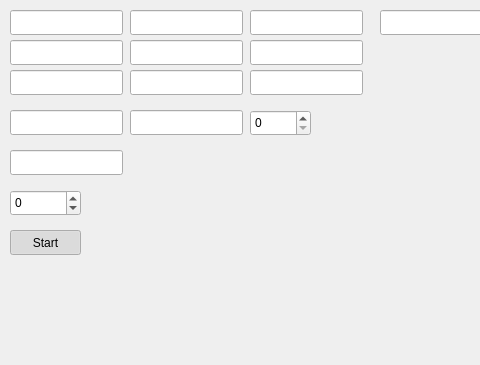
Qt form src/visuals/mainwindow.ui (mipt-mmp/kinetic-theory-of-gases) before a commit; both pictures show x 0 to 480 and y 0 to 365 of the 800 by 600 pixel window.
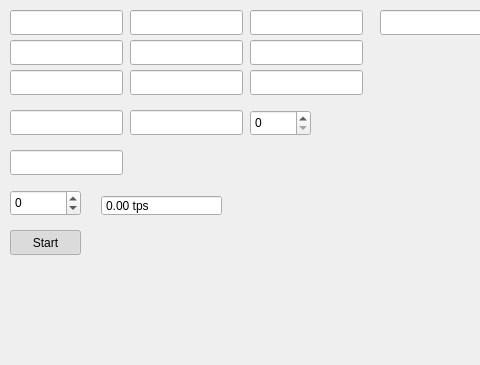
The same form after that commit.

Diff of the .ui file:
```diff
--- a/src/visuals/mainwindow.ui
+++ b/src/visuals/mainwindow.ui
@@ -231,6 +231,31 @@
      </rect>
     </property>
    </widget>
+   <widget class="QDoubleSpinBox" name="tps">
+    <property name="geometry">
+     <rect>
+      <x>101</x>
+      <y>195</y>
+      <width>121</width>
+      <height>21</height>
+     </rect>
+    </property>
+    <property name="readOnly">
+     <bool>true</bool>
+    </property>
+    <property name="buttonSymbols">
+     <enum>QAbstractSpinBox::NoButtons</enum>
+    </property>
+    <property name="keyboardTracking">
+     <bool>false</bool>
+    </property>
+    <property name="suffix">
+     <string> tps</string>
+    </property>
+    <property name="maximum">
+     <double>999999.989999999990687</double>
+    </property>
+   </widget>
   </widget>
   <widget class="QMenuBar" name="menubar">
    <property name="geometry">
```
